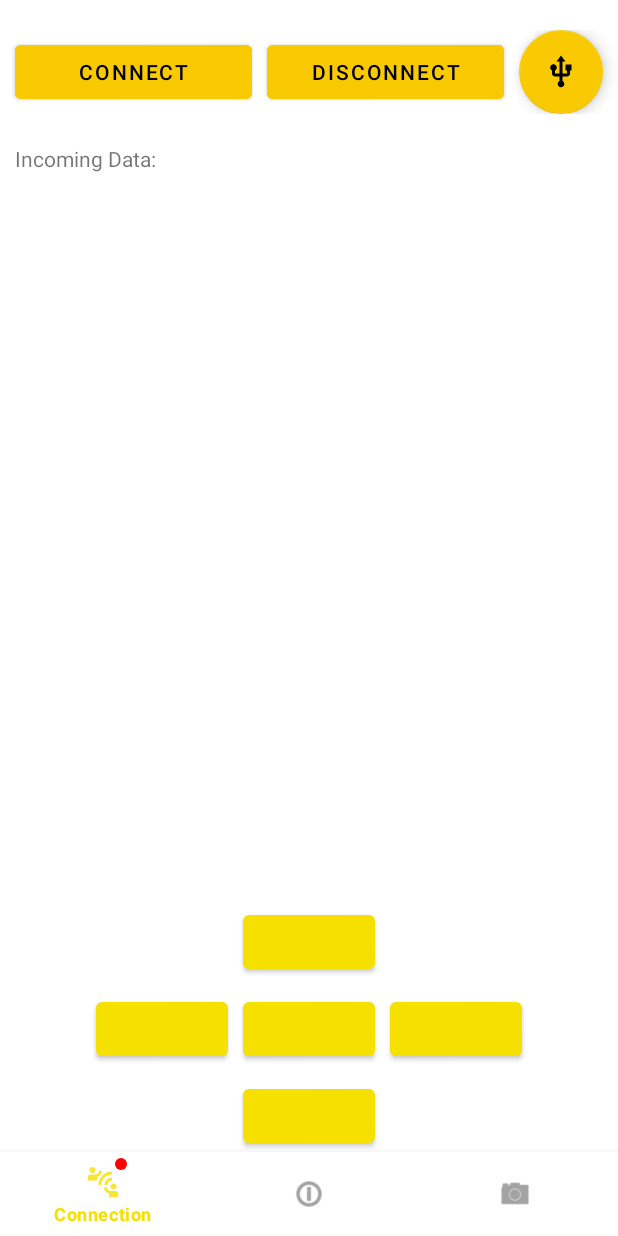
After one commit to SwarmUS/HiveAR, an Android app: the ConnectionViewFragment screen opened through its navigation route, on a phone screen of 412 x 824 dp. The commit adds this screen. Run offline under Robolectric (Android 15) with nearby library versions, the light colour scheme and no system bars; our stand-ins replace navigation-ui.

Commit message:
Application navigation complete overhaul

```diff
--- a/HiveAR/app/build.gradle
+++ b/HiveAR/app/build.gradle
@@ -47,6 +47,8 @@ dependencies {
     implementation 'com.github.felHR85:UsbSerial:6.1.0'
     implementation 'androidx.lifecycle:lifecycle-extensions:2.2.0'
     implementation 'com.google.protobuf:protobuf-javalite:3.14.0'
+    implementation 'androidx.navigation:navigation-fragment:2.3.3'
+    implementation 'androidx.navigation:navigation-ui:2.3.3'
     testImplementation 'junit:junit:4.13.1'
     androidTestImplementation 'androidx.test.ext:junit:1.1.2'
     androidTestImplementation 'androidx.test.espresso:espresso-core:3.3.0'
--- a/HiveAR/app/src/main/java/com/swarmus/hivear/activities/MainActivity.java
+++ b/HiveAR/app/src/main/java/com/swarmus/hivear/activities/MainActivity.java
@@ -2,16 +2,51 @@ package com.swarmus.hivear.activities;
 
 import android.content.Intent;
 import android.os.Bundle;
+import android.service.quickaccesswallet.SelectWalletCardRequest;
+import android.view.MenuItem;
+import android.view.View;
+import android.widget.TextView;
 
+import com.google.android.material.badge.BadgeDrawable;
+import com.google.android.material.bottomnavigation.BottomNavigationMenu;
+import com.google.android.material.bottomnavigation.BottomNavigationView;
 import com.google.android.material.floatingactionbutton.FloatingActionButton;
+import com.google.android.material.internal.NavigationMenuView;
 import com.swarmus.hivear.R;
+import com.swarmus.hivear.enums.ConnectionStatus;
+import com.swarmus.hivear.fragments.ARViewFragment;
+import com.swarmus.hivear.fragments.ConnectionViewFragment;
+import com.swarmus.hivear.fragments.RobotDetailsViewFragment;
+import com.swarmus.hivear.fragments.SwarmSummaryViewFragment;
+import com.swarmus.hivear.fragments.TcpSettingsFragment;
+import com.swarmus.hivear.fragments.UartSettingsFragment;
+import com.swarmus.hivear.models.CommunicationDevice;
+import com.swarmus.hivear.models.SerialSettingsViewModel;
 
+import androidx.annotation.NonNull;
+import androidx.annotation.Nullable;
 import androidx.appcompat.app.AppCompatActivity;
 import androidx.appcompat.widget.Toolbar;
+import androidx.fragment.app.Fragment;
+import androidx.lifecycle.ViewModelProvider;
+import androidx.navigation.NavController;
+import androidx.navigation.NavHost;
+import androidx.navigation.NavHostController;
+import androidx.navigation.Navigation;
+import androidx.navigation.fragment.NavHostFragment;
+import androidx.navigation.ui.NavigationUI;
 
 public class MainActivity extends AppCompatActivity {
+    BottomNavigationView bottomNavigationView;
+    private CommunicationDevice serialDevice;
+    private CommunicationDevice tcpDevice;
+    private CommunicationDevice currentCommunicationDevice;
 
-    @Override
+    private static final String TAG = MainActivity.class.getSimpleName();
+    private static final String DEFAULT_IP_ADDRESS = "0.0.0.0";
+    private static final int DEFAULT_PORT = 3000;
+
+    /*@Override
     protected void onCreate(Bundle savedInstanceState) {
         super.onCreate(savedInstanceState);
         setContentView(R.layout.activity_main);
@@ -33,5 +68,39 @@ public class MainActivity extends AppCompatActivity {
             gotoDevices.addFlags(Intent.FLAG_ACTIVITY_NO_USER_ACTION);
             startActivity(gotoDevices);
         });
+    }*/
+
+    @Override
+    protected void onCreate(@Nullable Bundle savedInstanceState) {
+        super.onCreate(savedInstanceState);
+        setContentView(R.layout.app_layout);
+
+        setUpNavigation();
+        setUpCommmunication();
+    }
+
+    private void setUpNavigation() {
+        bottomNavigationView = findViewById(R.id.bottom_nav_view);
+        NavHostFragment navHostFragment = (NavHostFragment) getSupportFragmentManager().findFragmentById(R.id.nav_host_fragment);
+        NavigationUI.setupWithNavController(bottomNavigationView, navHostFragment.getNavController());
+        setConnectionBadge(ConnectionStatus.notConnected);
+    }
+
+    private void setConnectionBadge(ConnectionStatus status) {
+        BadgeDrawable badgeDrawable = bottomNavigationView.getOrCreateBadge(R.id.connectionViewFragment);
+        if (badgeDrawable != null) {
+            badgeDrawable.setVisible(true);
+            if (status == ConnectionStatus.connected) {
+                badgeDrawable.setBackgroundColor(getColor(R.color.connection_established));
+            } else if (status == ConnectionStatus.connecting) {
+                badgeDrawable.setBackgroundColor(getColor(R.color.connection_pending));
+            } else if (status == ConnectionStatus.notConnected) {
+                badgeDrawable.setBackgroundColor(getColor(R.color.connection_none));
+            }
+        }
+    }
+
+    private void setUpCommmunication() {
+
     }
 }
--- a/HiveAR/app/src/main/java/com/swarmus/hivear/activities/TestActivity.java
+++ b/HiveAR/app/src/main/java/com/swarmus/hivear/activities/TestActivity.java
@@ -78,6 +78,7 @@ public class TestActivity extends AppCompatActivity {
         tcpSettingsFrag = new TcpSettingsFragment();
         uartSettingsFrag = new UartSettingsFragment();
 
+        // TODO CODE FOR ConnectionViewFragment
         FragmentManager fm = getSupportFragmentManager();
         FragmentTransaction ft = fm.beginTransaction();
         ft.add(R.id.communicationContainer, tcpSettingsFrag);
--- /dev/null
+++ b/HiveAR/app/src/main/java/com/swarmus/hivear/fragments/ARViewFragment.java
@@ -0,0 +1,19 @@
+package com.swarmus.hivear.fragments;
+
+import android.os.Bundle;
+import android.view.LayoutInflater;
+import android.view.View;
+import android.view.ViewGroup;
+
+import androidx.fragment.app.Fragment;
+
+import com.swarmus.hivear.R;
+
+public class ARViewFragment extends Fragment {
+
+    @Override
+    public View onCreateView(LayoutInflater inflater, ViewGroup container, Bundle savedInstanceState) {
+        View view = inflater.inflate(R.layout.ar_view_fragment, container, false);
+        return view;
+    }
+}
--- /dev/null
+++ b/HiveAR/app/src/main/java/com/swarmus/hivear/fragments/ConnectionViewFragment.java
@@ -0,0 +1,18 @@
+package com.swarmus.hivear.fragments;
+
+import android.os.Bundle;
+import android.view.LayoutInflater;
+import android.view.View;
+import android.view.ViewGroup;
+
+import androidx.fragment.app.Fragment;
+
+import com.swarmus.hivear.R;
+
+public class ConnectionViewFragment extends Fragment {
+    @Override
+    public View onCreateView(LayoutInflater inflater, ViewGroup container, Bundle savedInstanceState) {
+        View view = inflater.inflate(R.layout.connection_view_fragment, container, false);
+        return view;
+    }
+}
--- /dev/null
+++ b/HiveAR/app/src/main/java/com/swarmus/hivear/fragments/RobotDetailsViewFragment.java
@@ -0,0 +1,19 @@
+package com.swarmus.hivear.fragments;
+
+import android.os.Bundle;
+import android.view.LayoutInflater;
+import android.view.View;
+import android.view.ViewGroup;
+
+import androidx.fragment.app.Fragment;
+
+import com.swarmus.hivear.R;
+
+public class RobotDetailsViewFragment extends Fragment {
+
+    @Override
+    public View onCreateView(LayoutInflater inflater, ViewGroup container, Bundle savedInstanceState) {
+        View view = inflater.inflate(R.layout.robot_details_view_fragment, container, false);
+        return view;
+    }
+}
--- /dev/null
+++ b/HiveAR/app/src/main/java/com/swarmus/hivear/fragments/SwarmSummaryViewFragment.java
@@ -0,0 +1,18 @@
+package com.swarmus.hivear.fragments;
+
+import android.os.Bundle;
+import android.view.LayoutInflater;
+import android.view.View;
+import android.view.ViewGroup;
+
+import androidx.fragment.app.Fragment;
+
+import com.swarmus.hivear.R;
+
+public class SwarmSummaryViewFragment extends Fragment {
+    @Override
+    public View onCreateView(LayoutInflater inflater, ViewGroup container, Bundle savedInstanceState) {
+        View view = inflater.inflate(R.layout.swarm_summary_view_fragment, container, false);
+        return view;
+    }
+}
--- /dev/null
+++ b/HiveAR/app/src/main/res/layout/app_layout.xml
@@ -0,0 +1,28 @@
+<?xml version="1.0" encoding="utf-8"?>
+<LinearLayout
+    xmlns:android="http://schemas.android.com/apk/res/android"
+    xmlns:app="http://schemas.android.com/apk/res-auto"
+    xmlns:tools="http://schemas.android.com/tools"
+    android:layout_width="match_parent"
+    android:layout_height="match_parent"
+    tools:context=".activities.MainActivity"
+    android:orientation="vertical">
+
+    <fragment
+        android:id="@+id/nav_host_fragment"
+        android:name="androidx.navigation.fragment.NavHostFragment"
+        android:layout_width="match_parent"
+        android:layout_height="wrap_content"
+        android:layout_weight="1"
+        app:defaultNavHost="true"
+        app:navGraph="@navigation/main_navigation" />
+
+    <com.google.android.material.bottomnavigation.BottomNavigationView
+        android:id="@+id/bottom_nav_view"
+        android:layout_width="match_parent"
+        android:layout_height="wrap_content"
+        android:layout_gravity="bottom"
+        app:labelVisibilityMode="selected"
+        app:menu="@menu/bottom_nav_menu" />
+
+</LinearLayout>
--- /dev/null
+++ b/HiveAR/app/src/main/res/layout/ar_view_fragment.xml
@@ -0,0 +1,9 @@
+<?xml version="1.0" encoding="utf-8"?>
+<androidx.constraintlayout.widget.ConstraintLayout
+    xmlns:android="http://schemas.android.com/apk/res/android"
+    xmlns:tools="http://schemas.android.com/tools"
+    android:layout_width="match_parent"
+    android:layout_height="match_parent"
+    tools:context=".fragments.ARViewFragment">
+
+</androidx.constraintlayout.widget.ConstraintLayout>
--- /dev/null
+++ b/HiveAR/app/src/main/res/layout/connection_view_fragment.xml
@@ -0,0 +1,180 @@
+<?xml version="1.0" encoding="utf-8"?>
+<androidx.constraintlayout.widget.ConstraintLayout xmlns:android="http://schemas.android.com/apk/res/android"
+    xmlns:app="http://schemas.android.com/apk/res-auto"
+    xmlns:tools="http://schemas.android.com/tools"
+    android:layout_width="match_parent"
+    android:layout_height="match_parent"
+    android:orientation="vertical"
+    tools:context=".fragments.ConnectionViewFragment">
+
+    <LinearLayout
+        android:layout_width="match_parent"
+        android:layout_height="match_parent"
+        android:orientation="vertical"
+        app:layout_constraintBottom_toBottomOf="parent"
+        app:layout_constraintEnd_toEndOf="parent"
+        app:layout_constraintHorizontal_bias="0.5"
+        app:layout_constraintStart_toStartOf="parent"
+        app:layout_constraintTop_toTopOf="parent">
+
+        <LinearLayout
+            android:layout_width="match_parent"
+            android:layout_height="wrap_content"
+            android:orientation="horizontal"
+            android:baselineAligned="false">
+
+            <FrameLayout
+                android:id="@+id/communicationContainer"
+                android:layout_width="0dp"
+                android:layout_height="match_parent"
+                android:layout_weight="1"
+                android:layout_marginTop="10dp"
+                android:layout_marginBottom="10dp"
+                android:layout_marginStart="10dp"
+                android:layout_marginEnd="10dp">
+
+            </FrameLayout>
+
+            <androidx.constraintlayout.widget.ConstraintLayout
+                android:layout_width="wrap_content"
+                android:layout_height="match_parent">
+
+            </androidx.constraintlayout.widget.ConstraintLayout>
+
+        </LinearLayout>
+
+        <androidx.constraintlayout.widget.ConstraintLayout
+            android:layout_width="match_parent"
+            android:layout_height="wrap_content">
+
+            <LinearLayout
+                android:id="@+id/linearLayout3"
+                android:layout_width="0dp"
+                android:layout_height="match_parent"
+                android:orientation="horizontal"
+                app:layout_constraintBottom_toBottomOf="parent"
+                app:layout_constraintEnd_toStartOf="@+id/switchCommunication"
+                app:layout_constraintStart_toStartOf="parent"
+                app:layout_constraintTop_toTopOf="parent">
+
+                <Button
+                    android:id="@+id/connectButton"
+                    android:layout_width="0dp"
+                    android:layout_height="wrap_content"
+                    android:layout_marginStart="10dp"
+                    android:layout_weight="1"
+                    android:backgroundTint="@color/honeycomb"
+                    android:singleLine="true"
+                    android:text="@string/connect" />
+
+                <Button
+                    android:id="@+id/disconnectButton"
+                    android:layout_width="0dp"
+                    android:layout_height="wrap_content"
+                    android:layout_marginStart="10dp"
+                    android:layout_marginEnd="10dp"
+                    android:layout_weight="1"
+                    android:backgroundTint="@color/honeycomb"
+                    android:singleLine="true"
+                    android:text="@string/disconnect" />
+            </LinearLayout>
+
+            <com.google.android.material.floatingactionbutton.FloatingActionButton
+                android:id="@+id/switchCommunication"
+                android:layout_width="wrap_content"
+                android:layout_height="wrap_content"
+                android:layout_marginEnd="10dp"
+                android:clickable="true"
+                android:contentDescription="@string/switchcommunicationtype"
+                app:layout_constraintBottom_toBottomOf="parent"
+                app:layout_constraintEnd_toEndOf="parent"
+                app:layout_constraintTop_toTopOf="parent"
+                app:srcCompat="@drawable/usb_icon" />
+        </androidx.constraintlayout.widget.ConstraintLayout>
+
+        <androidx.constraintlayout.widget.ConstraintLayout
+            android:layout_width="match_parent"
+            android:layout_height="0dp"
+            android:layout_weight="1"
+            android:layout_marginTop="10dp">
+
+            <TextView
+                android:id="@+id/incomingData"
+                android:layout_width="wrap_content"
+                android:layout_height="wrap_content"
+                android:layout_marginStart="10dp"
+                android:layout_marginTop="10dp"
+                android:text="@string/incoming_data"
+                app:layout_constraintStart_toStartOf="parent"
+                app:layout_constraintTop_toTopOf="parent" />
+
+            <TextView
+                android:id="@+id/dataReceived"
+                android:layout_width="match_parent"
+                android:layout_height="0dp"
+                android:layout_marginStart="10dp"
+                android:layout_marginEnd="10dp"
+                android:layout_marginBottom="10dp"
+                android:scrollbars="vertical"
+                app:layout_constraintBottom_toBottomOf="parent"
+                app:layout_constraintEnd_toEndOf="parent"
+                app:layout_constraintStart_toStartOf="parent"
+                app:layout_constraintTop_toBottomOf="@+id/incomingData" />
+        </androidx.constraintlayout.widget.ConstraintLayout>
+
+        <androidx.constraintlayout.widget.ConstraintLayout
+            android:layout_width="match_parent"
+            android:layout_height="wrap_content">
+
+            <Button
+                android:id="@+id/downButton"
+                android:layout_width="wrap_content"
+                android:layout_height="wrap_content"
+                android:layout_marginTop="10dp"
+                app:layout_constraintEnd_toEndOf="parent"
+                app:layout_constraintHorizontal_bias="0.5"
+                app:layout_constraintStart_toStartOf="parent"
+                app:layout_constraintTop_toBottomOf="@+id/stopButton" />
+
+            <Button
+                android:id="@+id/rightButton"
+                android:layout_width="wrap_content"
+                android:layout_height="wrap_content"
+                android:layout_marginStart="10dp"
+                app:layout_constraintBottom_toBottomOf="parent"
+                app:layout_constraintStart_toEndOf="@id/stopButton"
+                app:layout_constraintTop_toTopOf="parent" />
+
+            <Button
+                android:id="@+id/leftButton"
+                android:layout_width="wrap_content"
+                android:layout_height="wrap_content"
+                android:layout_marginEnd="10dp"
+                app:layout_constraintBottom_toBottomOf="parent"
+                app:layout_constraintEnd_toStartOf="@+id/stopButton"
+                app:layout_constraintTop_toTopOf="parent" />
+
+            <Button
+                android:id="@+id/stopButton"
+                android:layout_width="wrap_content"
+                android:layout_height="wrap_content"
+                app:layout_constraintBottom_toBottomOf="parent"
+                app:layout_constraintEnd_toEndOf="parent"
+                app:layout_constraintHorizontal_bias="0.5"
+                app:layout_constraintStart_toStartOf="parent"
+                app:layout_constraintTop_toTopOf="parent" />
+
+            <Button
+                android:id="@+id/upButton"
+                android:layout_width="wrap_content"
+                android:layout_height="wrap_content"
+                android:layout_marginBottom="10dp"
+                app:layout_constraintBottom_toTopOf="@+id/stopButton"
+                app:layout_constraintEnd_toEndOf="parent"
+                app:layout_constraintHorizontal_bias="0.5"
+                app:layout_constraintStart_toStartOf="parent" />
+        </androidx.constraintlayout.widget.ConstraintLayout>
+
+    </LinearLayout>
+
+</androidx.constraintlayout.widget.ConstraintLayout>
--- /dev/null
+++ b/HiveAR/app/src/main/res/layout/robot_details_view_fragment.xml
@@ -0,0 +1,8 @@
+<?xml version="1.0" encoding="utf-8"?>
+<androidx.constraintlayout.widget.ConstraintLayout
+    xmlns:android="http://schemas.android.com/apk/res/android" android:layout_width="match_parent"
+    xmlns:tools="http://schemas.android.com/tools"
+    android:layout_height="match_parent"
+    tools:context=".fragments.RobotDetailsViewFragment">
+
+</androidx.constraintlayout.widget.ConstraintLayout>
--- /dev/null
+++ b/HiveAR/app/src/main/res/layout/swarm_summary_view_fragment.xml
@@ -0,0 +1,9 @@
+<?xml version="1.0" encoding="utf-8"?>
+<androidx.constraintlayout.widget.ConstraintLayout
+    xmlns:android="http://schemas.android.com/apk/res/android"
+    xmlns:tools="http://schemas.android.com/tools"
+    android:layout_width="match_parent"
+    android:layout_height="match_parent"
+    tools:context=".fragments.SwarmSummaryViewFragment">
+
+</androidx.constraintlayout.widget.ConstraintLayout>
--- /dev/null
+++ b/HiveAR/app/src/main/res/menu/bottom_nav_menu.xml
@@ -0,0 +1,12 @@
+<?xml version="1.0" encoding="utf-8"?>
+<menu xmlns:android="http://schemas.android.com/apk/res/android">
+    <item android:id="@+id/connectionViewFragment"
+        android:title="@string/connection"
+        android:icon="@drawable/ic_action_name"/>
+    <item android:id="@+id/swarmSummaryViewFragment"
+        android:title="@string/swarm_summary"
+        android:icon="@android:drawable/ic_menu_info_details" />
+    <item android:id="@+id/ARViewFragment"
+        android:title="@string/ar"
+        android:icon="@android:drawable/ic_menu_camera"/>
+</menu>
--- /dev/null
+++ b/HiveAR/app/src/main/res/navigation/main_navigation.xml
@@ -0,0 +1,35 @@
+<?xml version="1.0" encoding="utf-8"?>
+<navigation xmlns:android="http://schemas.android.com/apk/res/android"
+    xmlns:app="http://schemas.android.com/apk/res-auto"
+    xmlns:tools="http://schemas.android.com/tools"
+    android:id="@+id/main_navigation"
+    app:startDestination="@id/swarmSummaryViewFragment">
+    <fragment
+        android:id="@+id/swarmSummaryViewFragment"
+        android:name="com.swarmus.hivear.fragments.SwarmSummaryViewFragment"
+        android:label="swarm_summary_view_fragment"
+        tools:layout="@layout/swarm_summary_view_fragment" >
+        <action
+            android:id="@+id/action_swarmSummaryViewFragment_to_robotDetailsViewFragment"
+            app:destination="@id/robotDetailsViewFragment" />
+    </fragment>
+    <fragment
+        android:id="@+id/ARViewFragment"
+        android:name="com.swarmus.hivear.fragments.ARViewFragment"
+        android:label="ar_view_fragment"
+        tools:layout="@layout/ar_view_fragment" />
+    <fragment
+        android:id="@+id/connectionViewFragment"
+        android:name="com.swarmus.hivear.fragments.ConnectionViewFragment"
+        android:label="connection_view_fragment"
+        tools:layout="@layout/connection_view_fragment" />
+    <fragment
+        android:id="@+id/robotDetailsViewFragment"
+        android:name="com.swarmus.hivear.fragments.RobotDetailsViewFragment"
+        android:label="robot_details_view_fragment"
+        tools:layout="@layout/robot_details_view_fragment" >
+        <action
+            android:id="@+id/action_robotDetailsViewFragment_to_swarmSummaryViewFragment"
+            app:destination="@id/swarmSummaryViewFragment" />
+    </fragment>
+</navigation>
--- a/HiveAR/app/src/main/res/values/strings.xml
+++ b/HiveAR/app/src/main/res/values/strings.xml
@@ -12,4 +12,7 @@
     <string name="disconnect">Disconnect</string>
     <string name="connect">Connect</string>
     <string name="connectionstatus">connectionStatus</string>
+    <string name="connection">Connection</string>
+    <string name="ar">AR</string>
+    <string name="swarm_summary">Swarm Summary</string>
 </resources>
```
